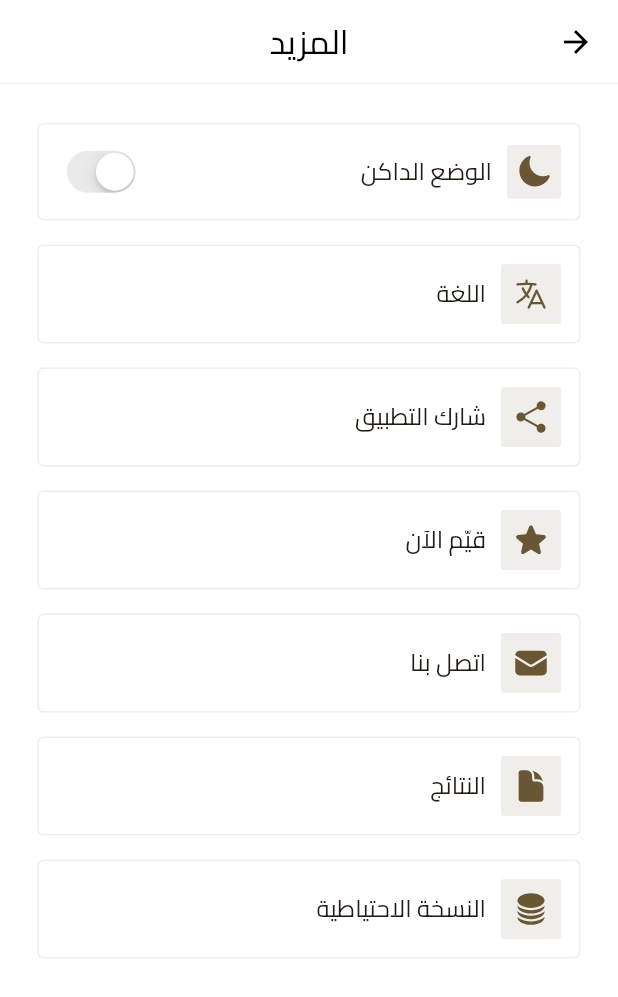
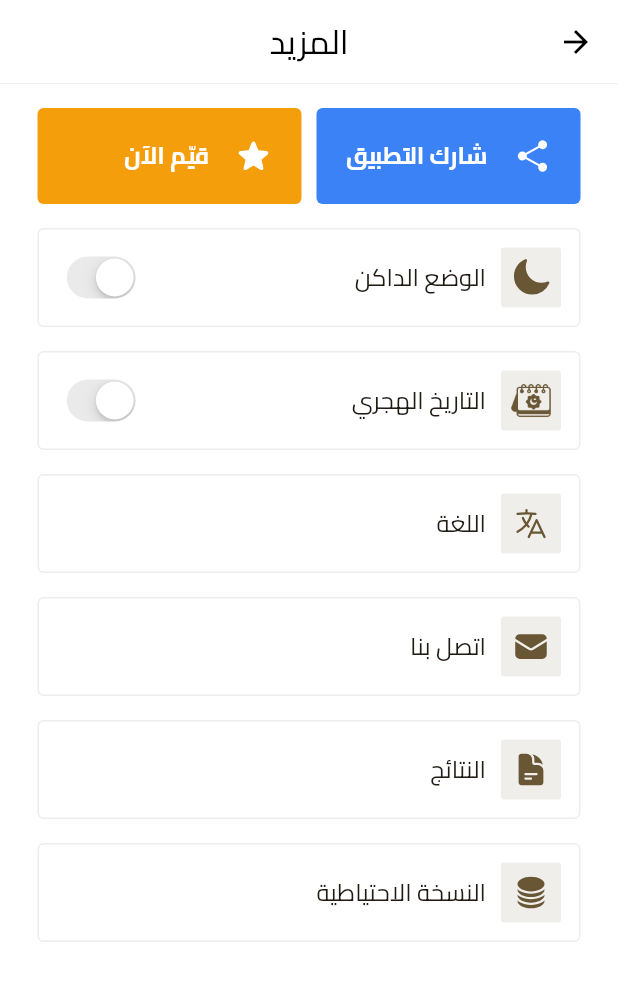
Before and after one commit to khaledmo-dev/Mutabaat-Al-Quran, a Flutter app: the MoreView screen opened by its route, on a phone screen of 412 x 824 dp. Shown: the top 997 px of the screen. Run offline on Flutter 3.47's test engine with Material 3 defaults, Android fonts, the phone set to English and light mode, and no system bars; our stand-ins replace another_flushbar, drift, file_picker, flutter_svg, heroicons, rxdart and 8 more; missing offline and left inert: excel, jhijri, jhijri_picker; accounts and stored records are empty; generated files the repository leaves out were written again; statements that could not run were skipped.

Commit message:
final changes for v.2

```diff
--- a/assets/localizations/ar.json
+++ b/assets/localizations/ar.json
@@ -89,5 +89,6 @@
   "success": "تم بنجاح.",
   "error": "حدث خطأ.",
   "choose_lang": "اختر اللغة",
-  "dark_theme": "الوضع الداكن"
+  "dark_theme": "الوضع الداكن",
+  "hijri_date": "التاريخ الهجري"
 }
--- a/assets/localizations/en.json
+++ b/assets/localizations/en.json
@@ -89,5 +89,6 @@
     "success": "Done successfully.",
     "error": "Something went wrong.",
     "choose_lang": "Choose Language",
-    "dark_theme": "Dark Theme"
+    "dark_theme": "Dark Theme",
+    "hijri_date": "Hijri Date"
 }
--- a/assets/localizations/id.json
+++ b/assets/localizations/id.json
@@ -89,5 +89,6 @@
   "success": "Berhasil.",
   "error": "Terjadi kesalahan.",
   "choose_lang": "Pilih Bahasa",
-  "dark_theme": "Tema Gelap"
+  "dark_theme": "Tema Gelap",
+  "hijri_date": "Tanggal Hijriah"
 }
--- a/assets/localizations/ur.json
+++ b/assets/localizations/ur.json
@@ -88,5 +88,6 @@
   "success": "کامیاب۔",
   "error": "خرابی ہوئی۔",
   "choose_lang": "زبان منتخب کریں",
-  "dark_theme": "تاریک تھیم"
+  "dark_theme": "تاریک تھیم",
+  "hijri_date": "تاریخِ ہجری"
 }
--- a/lib/data/database.dart
+++ b/lib/data/database.dart
@@ -273,7 +273,7 @@ class Database extends _$Database {
 
     var result = await FilePicker.platform.saveFile(
       dialogTitle: 'Save your backup',
-      fileName: 'backup_${DateTime.now().formatDate}.xlsx',
+      fileName: 'backup_${DateTime.now().formatDate()}.xlsx',
       bytes: await file.readAsBytes(),
     );
 
--- a/lib/services/local_storage_service.dart
+++ b/lib/services/local_storage_service.dart
@@ -67,6 +67,7 @@ class LocalStorageService
 
   set isHijri(bool isHijri) {
     _saveToDisk(isHijriKey, isHijri);
+    notifyListeners();
   }
 
   static const String isFirstOpenKey = 'is_first';
--- a/lib/ui/views/main/main_view.dart
+++ b/lib/ui/views/main/main_view.dart
@@ -1,6 +1,7 @@
 import 'package:flutter/material.dart';
 import 'package:quran_test/ui/common/base_bottom_bar.dart';
 import 'package:stacked/stacked.dart';
+import 'package:upgrader/upgrader.dart';
 
 import 'main_viewmodel.dart';
 
@@ -14,7 +15,8 @@ class MainView extends StackedView<MainViewModel> {
     Widget? child,
   ) {
     Theme.of(context);
-    return Scaffold(
+    return UpgradeAlert(
+      child: Scaffold(
         resizeToAvoidBottomInset: false,
         backgroundColor: Colors.white,
         body: IndexedStack(
@@ -26,6 +28,7 @@ class MainView extends StackedView<MainViewModel> {
           currentIndex: viewModel.currentIndex,
           setIndex: viewModel.setIndex,
         ),
+      ),
     );
   }
 
--- a/lib/ui/views/more/more_view.dart
+++ b/lib/ui/views/more/more_view.dart
@@ -11,11 +11,9 @@ import 'package:quran_test/services/localization_service.dart';
 import 'package:quran_test/ui/common/app_bar.dart';
 import 'package:quran_test/ui/common/app_colors.dart';
 import 'package:quran_test/ui/common/ui_helpers.dart';
-import 'package:quran_test/ui/views/home/home_viewmodel.dart';
-import 'package:share_plus/share_plus.dart';
+// import 'package:quran_test/ui/views/home/home_viewmodel.dart';
 import 'package:stacked/stacked.dart';
 import 'package:stacked_services/stacked_services.dart';
-import 'package:url_launcher/url_launcher.dart';
 
 import 'more_viewmodel.dart';
 
@@ -30,12 +28,49 @@ class MoreView extends StackedView<MoreViewModel> {
   ) {
     return Scaffold(
       appBar: BaseAppBar(title: Text("more".translate()), enableLeading: false),
-      body: Container(
+      body: SingleChildScrollView(
         padding: const EdgeInsets.only(left: 25.0, right: 25.0),
         child: Column(
           spacing: 16,
           children: [
-            verticalSpaceSmall,
+            const SizedBox.shrink(),
+            IntrinsicHeight(
+              child: Row(
+                children: [
+                  Expanded(
+                    child: MoreTile(
+                      title: "share_app".translate(),
+                      icon: const HeroIcon(
+                        HeroIcons.share,
+                        style: HeroIconStyle.solid,
+                        color: Colors.white,
+                      ),
+                      height: double.infinity,
+                      color: const Color(0xFF3B82F6),
+                      onTap: () {
+                        viewModel.share();
+                      },
+                    ),
+                  ),
+                  horizontalSpaceSmall,
+                  Expanded(
+                    child: MoreTile(
+                      title: "rate_now".translate(),
+                      icon: const HeroIcon(
+                        HeroIcons.star,
+                        style: HeroIconStyle.solid,
+                        color: Colors.white,
+                      ),
+                      color: const Color(0xFFF59E0B),
+                      height: double.infinity,
+                      onTap: () {
+                        viewModel.rate();
+                      },
+                    ),
+                  )
+                ],
+              ),
+            ),
             InkWell(
               onTap: () {
                 viewModel.toggleTheme();
@@ -67,6 +102,7 @@ class MoreView extends StackedView<MoreViewModel> {
                             HeroIcons.moon,
                             style: HeroIconStyle.solid,
                             color: kcPrimaryColor,
+                            size: 28,
                           ),
                         ),
                         horizontalSpaceSmall,
@@ -81,6 +117,68 @@ class MoreView extends StackedView<MoreViewModel> {
                         scale: .9,
                         child: CupertinoSwitch(
                           value: viewModel.isDark,
+                          activeTrackColor: kcPrimaryColor,
+                          onChanged: (value) {},
+                        ),
+                      ),
+                    ),
+                  ],
+                ),
+              ),
+            ),
+            InkWell(
+              onTap: () {
+                viewModel.toggleDate();
+              },
+              borderRadius: BorderRadius.circular(4.0),
+              child: Ink(
+                padding: const EdgeInsets.symmetric(
+                  vertical: 12.0,
+                  horizontal: 12.0,
+                ),
+                width: double.infinity,
+                decoration: BoxDecoration(
+                  border:
+                      Border.all(color: Theme.of(context).colorScheme.outline),
+                  borderRadius: BorderRadius.circular(4.0),
+                ),
+                child: Row(
+                  mainAxisAlignment: MainAxisAlignment.spaceBetween,
+                  children: [
+                    Row(
+                      children: [
+                        Container(
+                          padding: const EdgeInsets.all(6),
+                          decoration: BoxDecoration(
+                            color: kcPrimaryColor.withValues(alpha: .1),
+                            borderRadius: BorderRadius.circular(2.0),
+                          ),
+                          child: ShaderMask(
+                            shaderCallback: (bounds) => const LinearGradient(
+                              colors: [
+                                kcPrimaryColor,
+                                kcPrimaryColor,
+                              ],
+                            ).createShader(bounds),
+                            blendMode: BlendMode.srcIn,
+                            child: Image.asset(
+                              "assets/calendar.png",
+                              height: 28,
+                            ),
+                          ),
+                        ),
+                        horizontalSpaceSmall,
+                        Text(
+                          "hijri_date".translate(),
+                          style: const TextStyle(fontSize: 16),
+                        ),
+                      ],
+                    ),
+                    IgnorePointer(
+                      child: Transform.scale(
+                        scale: .9,
+                        child: CupertinoSwitch(
+                          value: viewModel.isHijri,
                           activeTrackColor: kcPrimaryColor,
                           onChanged: (value) {},
                         ),
@@ -109,32 +207,6 @@ class MoreView extends StackedView<MoreViewModel> {
               },
             ),
             MoreTile(
-              title: "share_app".translate(),
-              icon: const HeroIcon(
-                HeroIcons.share,
-                style: HeroIconStyle.solid,
-                color: kcPrimaryColor,
-              ),
-              onTap: () {
-                Share.share(
-                    "${"share_message".translate()}\n https://play.google.com/store/apps/details?id=com.mutabaat.quran");
-              },
-            ),
-            MoreTile(
-              title: "rate_now".translate(),
-              icon: const HeroIcon(
-                HeroIcons.star,
-                style: HeroIconStyle.solid,
-                color: kcPrimaryColor,
-              ),
-              onTap: () {
-                launchUrl(
-                    Uri.parse(
-                        "https://play.google.com/store/apps/details?id=com.mutabaat.quran"),
-                    mode: LaunchMode.externalApplication);
-              },
-            ),
-            MoreTile(
               title: "contact_us".translate(),
               icon: const HeroIcon(
                 HeroIcons.envelope,
@@ -142,13 +214,13 @@ class MoreView extends StackedView<MoreViewModel> {
                 color: kcPrimaryColor,
               ),
               onTap: () {
-                launchUrl(Uri.parse('https://wa.me/201099107801'));
+                viewModel.contactUs();
               },
             ),
             MoreTile(
               title: "results".translate(),
               icon: const HeroIcon(
-                HeroIcons.document,
+                HeroIcons.documentText,
                 style: HeroIconStyle.solid,
                 color: kcPrimaryColor,
               ),
@@ -194,6 +266,7 @@ class MoreTile extends StatelessWidget {
     required this.icon,
     required this.onTap,
     this.color,
+    this.height,
   });
   final String title;
   final Widget icon;
@@ -201,6 +274,7 @@ class MoreTile extends StatelessWidget {
 
   final Color? color;
 
+  final double? height;
   @override
   Widget build(BuildContext context) {
     return InkWell(
@@ -211,9 +285,13 @@ class MoreTile extends StatelessWidget {
       child: Ink(
         padding: const EdgeInsetsDirectional.all(12.0),
         decoration: BoxDecoration(
-          border: Border.all(color: Theme.of(context).colorScheme.outline),
+          border: color != null
+              ? null
+              : Border.all(color: Theme.of(context).colorScheme.outline),
           borderRadius: BorderRadius.circular(4.0),
+          color: color,
         ),
+        height: height,
         child: Row(
           children: [
             Container(
@@ -228,8 +306,10 @@ class MoreTile extends StatelessWidget {
             Expanded(
               child: Text(
                 title,
-                style: const TextStyle(
+                style: TextStyle(
                   fontSize: 16,
+                  color: color != null ? Colors.white : null,
+                  fontWeight: color != null ? FontWeight.bold : null,
                 ),
               ),
             )
@@ -282,6 +362,7 @@ class BackupSheet extends StatelessWidget {
                   flashMessageService.showMessage(
                     title: "success".translate(),
                     message: 'export_success'.translate(),
+                    type: FlashMessageType.success,
                   );
                 } else {
                   flashMessageService.showMessage(
@@ -318,6 +399,7 @@ class BackupSheet extends StatelessWidget {
                     flashMessageService.showMessage(
                       title: "success".translate(),
                       message: 'import_success'.translate(),
+                      type: FlashMessageType.success,
                     );
                   } else {
                     flashMessageService.showMessage(
@@ -371,7 +453,6 @@ class _SetLanguageSheetState extends State<SetLanguageSheet> {
             return GestureDetector(
               onTap: () async {
                 await locator<LocalizationService>().changeLanguage(l.code);
-                HomeViewModel().rebuildUi();
 
                 setState(() {
                   lang = l.code;
--- a/lib/ui/views/more/more_viewmodel.dart
+++ b/lib/ui/views/more/more_viewmodel.dart
@@ -2,21 +2,51 @@ import 'package:quran_test/app/app.locator.dart';
 import 'package:quran_test/app/app.router.dart';
 import 'package:quran_test/main.dart';
 import 'package:quran_test/services/local_storage_service.dart';
+import 'package:quran_test/services/localization_service.dart';
+import 'package:share_plus/share_plus.dart';
 import 'package:stacked/stacked.dart';
 import 'package:stacked_services/stacked_services.dart';
+import 'package:url_launcher/url_launcher.dart';
 
-class MoreViewModel extends BaseViewModel {
+class MoreViewModel extends ReactiveViewModel {
   final _localStorageService = locator<LocalStorageService>();
   final _navigationService = locator<NavigationService>();
 
   bool get isDark => _localStorageService.isDark;
+
+  bool get isHijri => _localStorageService.isHijri;
 
   toggleTheme() {
     themeNotifier.value = !_localStorageService.isDark;
     _localStorageService.isDark = !_localStorageService.isDark;
   }
 
+  toggleDate() {
+    _localStorageService.isHijri = !_localStorageService.isHijri;
+    rebuildUi();
+  }
+
+  share() {
+    Share.share(
+        "${"share_message".translate()}\n https://play.google.com/store/apps/details?id=com.mutabaat.quran");
+  }
+
+  rate() {
+    launchUrl(
+        Uri.parse(
+            "https://play.google.com/store/apps/details?id=com.mutabaat.quran"),
+        mode: LaunchMode.externalApplication);
+  }
+
+  contactUs() {
+    launchUrl(Uri.parse('https://wa.me/201099107801'));
+  }
+
   goToResults() {
     _navigationService.navigateToResultsView();
   }
+
+  @override
+  List<ListenableServiceMixin> get listenableServices =>
+      [_localStorageService, ...super.listenableServices];
 }
--- a/pubspec.yaml
+++ b/pubspec.yaml
@@ -46,6 +46,7 @@ dependencies:
   share_plus: ^10.0.0
   file_picker: ^10.3.2
   another_flushbar: ^1.12.31
+  upgrader: ^11.5.0
 
 
 dev_dependencies:
```
Also changed, not shown: pubspec.lock, 1 other file. Lines whose indentation alone changed are shown as unchanged.
